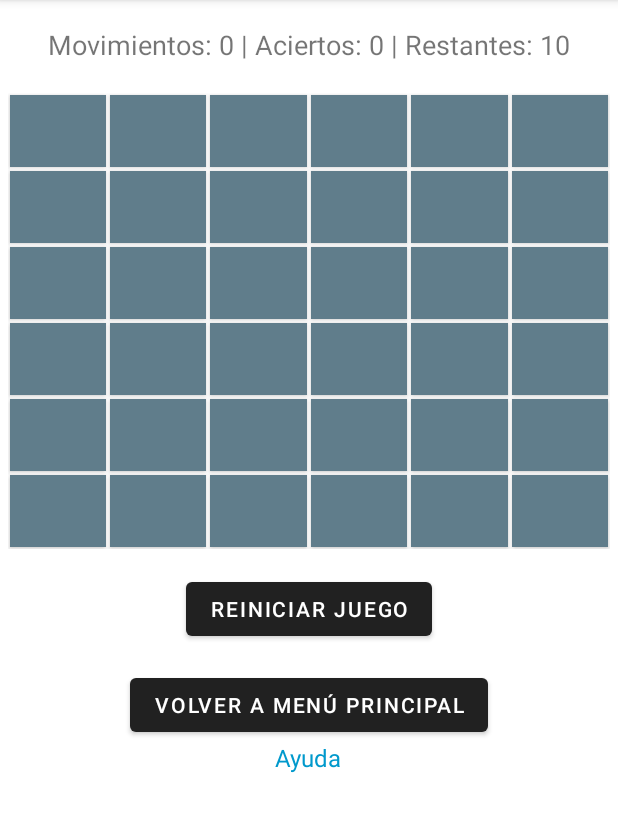
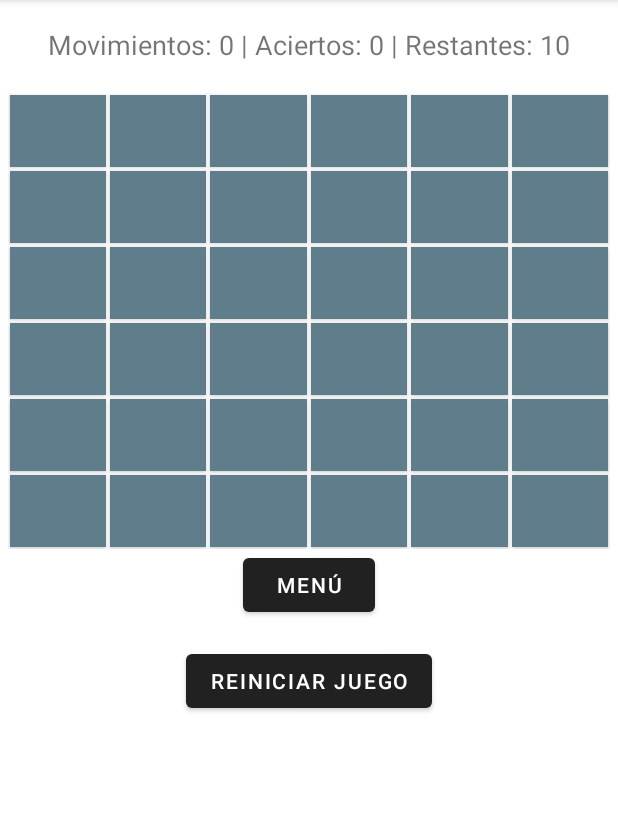
Before and after one commit to javierorleans/batallaNavalKotlin, an Android app: the MainActivity screen opened directly, with no data from a screen before it, on a phone screen of 412 x 824 dp, the part 84-916 px from its top. Run offline under Robolectric (Android 15) with nearby library versions, the phone set to English and light mode, and no system bars.

Commit message:
Agregado de menu popup en main_activity

```diff
--- a/app/src/main/res/layout/activity_main.xml
+++ b/app/src/main/res/layout/activity_main.xml
@@ -12,8 +12,7 @@
         android:layout_height="wrap_content"
         android:orientation="vertical"
         android:padding="5dp"
-        android:fitsSystemWindows="true"
-        >
+        android:fitsSystemWindows="true">
 
         <TextView
             android:id="@+id/Estadisticas"
@@ -35,6 +34,13 @@
             />
 
         <Button
+            android:id="@+id/btnMenu"
+            android:layout_width="wrap_content"
+            android:layout_height="wrap_content"
+            android:layout_gravity="center"
+            android:text="Menú" />
+
+        <Button
             android:id="@+id/restartButton"
             android:layout_width="wrap_content"
             android:layout_height="wrap_content"
@@ -42,27 +48,9 @@
             android:text="Reiniciar juego"
             android:layout_marginTop="16dp" />
 
-        <Button
-            android:id="@+id/btn_menuPrincipal"
-            android:layout_width="wrap_content"
-            android:layout_height="wrap_content"
-            android:layout_gravity="center"
-            android:text="Volver a menú principal"
-            android:layout_marginTop="16dp" />
 
-        <TextView
-            android:id="@+id/ayuda_text"
-            android:layout_width="wrap_content"
-            android:layout_height="wrap_content"
-            android:autoLink="none"
-            android:clickable="true"
-            android:focusable="true"
-            android:padding="0dp"
-            android:text="Ayuda"
-            android:textColor="@android:color/holo_blue_dark"
-            android:textSize="16sp"
-            android:textStyle="normal"
-            android:layout_gravity="center"/>
+
+
 
     </LinearLayout>
 </ScrollView>
--- /dev/null
+++ b/app/src/main/res/menu/menu_main.xml
@@ -0,0 +1,8 @@
+<menu xmlns:android="http://schemas.android.com/apk/res/android">
+    <item
+        android:id="@+id/menu_inicio"
+        android:title="Ir a Inicio" />
+    <item
+        android:id="@+id/menu_ayuda"
+        android:title="Ir a Ayuda" />
+</menu>
```
Also changed, not shown: app/src/main/java/com/example/batallanaval/MainActivity.kt (+33 -10 lines).
